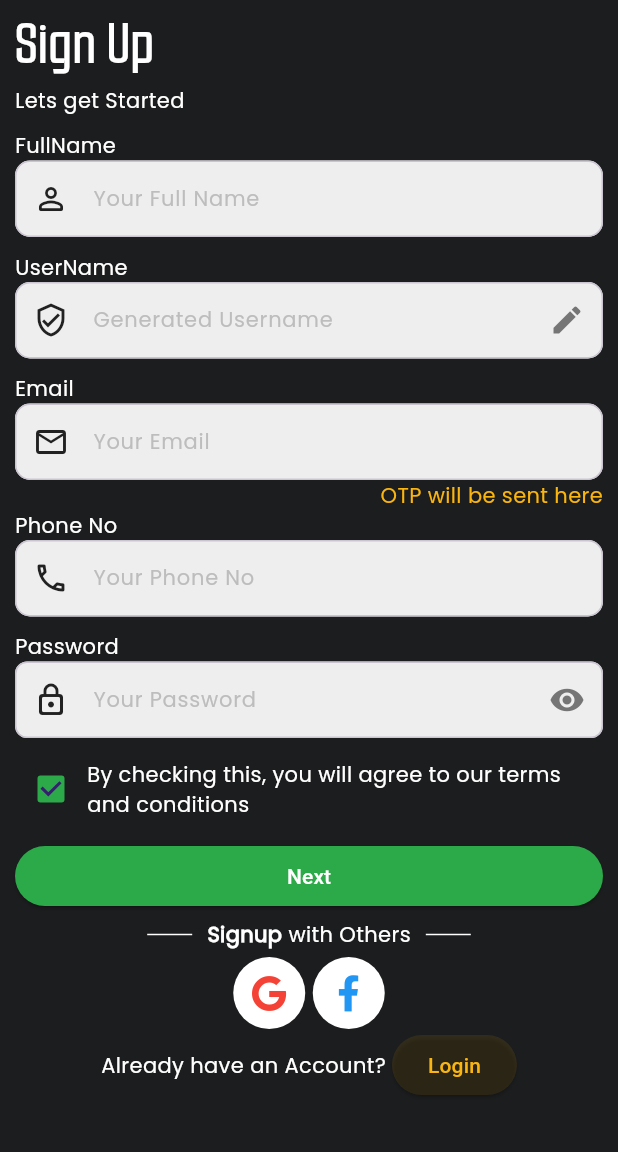
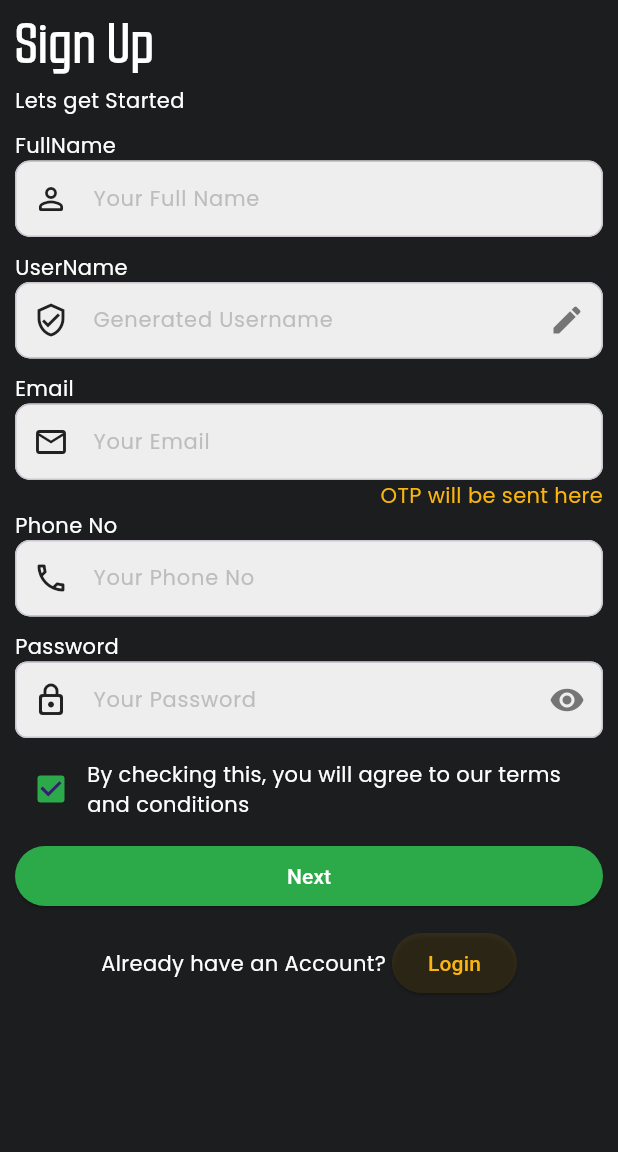
Before and after one commit to MAHMUDURRAHMANARNOB/risho_speech, a Flutter app: the RegistrationScreenMobile screen opened directly, on a phone screen of 412 x 824 dp, the part 84-1236 px from its top. Run offline on Flutter 3.47's test engine with Material 3 defaults, Android fonts, the phone set to English and light mode, and no system bars; drawn by our look-alikes of upgrader; our stand-ins replace audioplayers, avatar_glow, flutter_otp_text_field, flutter_spinkit, fluttertoast, font_awesome_flutter and 8 more; missing offline and left inert: record, shurjopay; accounts and stored records are empty; network calls fail.

Commit message:
Login with other removed

```diff
--- a/lib/screens/Common/loginForm.dart
+++ b/lib/screens/Common/loginForm.dart
@@ -274,7 +274,7 @@ class _LoginformState extends State<Loginform> {
             ),
             const SizedBox(height: 10),
             /*Login with others*/
-            Container(
+            /*Container(
               width: double.infinity,
               constraints: BoxConstraints(
                 minWidth: 100.0,
@@ -352,7 +352,7 @@ class _LoginformState extends State<Loginform> {
                   ),
                 ],
               ),
-            ),
+            ),*/
 
             const SizedBox(height: 10),
             /*Signup*/
--- a/lib/screens/Common/registration_form.dart
+++ b/lib/screens/Common/registration_form.dart
@@ -31,6 +31,7 @@ class _RegistrationFormState extends State<RegistrationForm> {
   TextEditingController emailController = TextEditingController();
   TextEditingController mobileController = TextEditingController();
   TextEditingController passwordController = TextEditingController();
+
   // Initially hide the password
   void _togglePasswordVisibility() {
     setState(() {
@@ -127,7 +128,8 @@ class _RegistrationFormState extends State<RegistrationForm> {
                   ),
                   hintText: 'Your Full Name',
                   filled: true,
-                  fillColor: Colors.grey[200], // Background color
+                  fillColor: Colors.grey[200],
+                  // Background color
                   border: OutlineInputBorder(
                     borderRadius: BorderRadius.circular(10.0), // Border radius
                   ),
@@ -179,7 +181,8 @@ class _RegistrationFormState extends State<RegistrationForm> {
                   ),
                   hintText: 'Generated Username',
                   filled: true,
-                  fillColor: Colors.grey[200], // Background color
+                  fillColor: Colors.grey[200],
+                  // Background color
                   border: OutlineInputBorder(
                     borderRadius: BorderRadius.circular(10.0), // Border radius
                   ),
@@ -222,7 +225,8 @@ class _RegistrationFormState extends State<RegistrationForm> {
                   ),
                   hintText: 'Your Email',
                   filled: true,
-                  fillColor: Colors.grey[200], // Background color
+                  fillColor: Colors.grey[200],
+                  // Background color
                   border: OutlineInputBorder(
                     borderRadius: BorderRadius.circular(10.0), // Border radius
                   ),
@@ -283,7 +287,8 @@ class _RegistrationFormState extends State<RegistrationForm> {
                   ),
                   hintText: 'Your Phone No',
                   filled: true,
-                  fillColor: Colors.grey[200], // Background color
+                  fillColor: Colors.grey[200],
+                  // Background color
                   border: OutlineInputBorder(
                     borderRadius: BorderRadius.circular(10.0), // Border radius
                   ),
@@ -336,7 +341,8 @@ class _RegistrationFormState extends State<RegistrationForm> {
                   hintStyle: TextStyle(color: Colors.grey[400]),
                   hintText: 'Your Password',
                   filled: true,
-                  fillColor: Colors.grey[200], // Background color
+                  fillColor: Colors.grey[200],
+                  // Background color
                   border: OutlineInputBorder(
                     borderRadius: BorderRadius.circular(8.0), // Border radius
                   ),
@@ -515,7 +521,9 @@ class _RegistrationFormState extends State<RegistrationForm> {
             ),
           ),
           const SizedBox(height: 5), // Add vertical space
-          Row(
+
+          /*Signup with google*/
+          /*Row(
             mainAxisAlignment: MainAxisAlignment.center,
             children: [
               Padding(
@@ -544,10 +552,9 @@ class _RegistrationFormState extends State<RegistrationForm> {
               ),
             ],
           ),
-          /*const SizedBox(height: 20),*/ // Add vertical space
-          /*Signup with google*/
+          const SizedBox(height: 20),*/ // Add vertical space
           const SizedBox(height: 5),
-          Container(
+          /*Container(
             width: double.infinity,
             child: Row(
               mainAxisAlignment: MainAxisAlignment.center,
@@ -584,7 +591,7 @@ class _RegistrationFormState extends State<RegistrationForm> {
                 ),
               ],
             ),
-          ),
+          ),*/
 
           /*const SizedBox(height: 20),*/
           Row(
```
